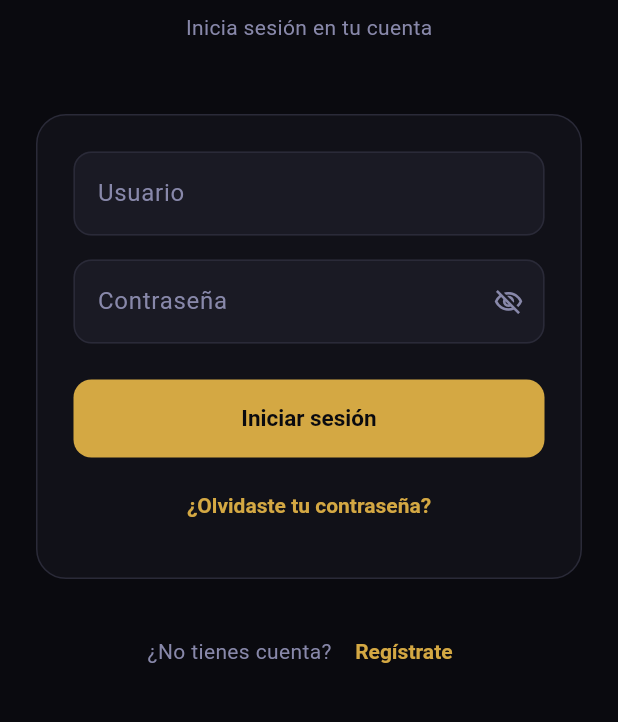
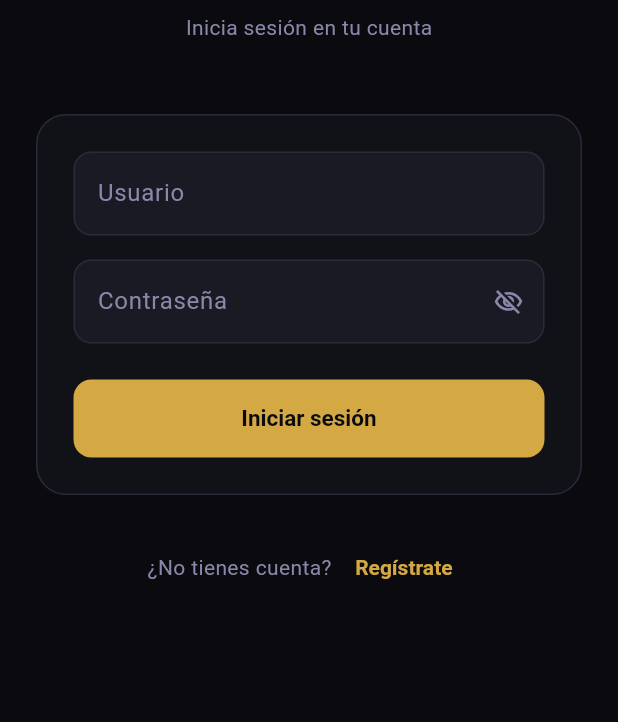
Before and after one commit to SA-1078/programacion_4_manana_colimba, a Flutter app: the screen it shows after launch, on a phone screen of 412 x 824 dp, the part 198-920 px from its top. Run offline on Flutter 3.47's test engine with Material 3 defaults, Android fonts, the phone set to English and light mode, and no system bars; our stand-ins replace cached_network_image, dio, flutter_dotenv, flutter_riverpod, flutter_secure_storage, go_router and 1 more; network calls fail.

```diff
--- a/Modulo_3/flutter/flutter_shop_app/lib/presentation/screens/auth/login_screen.dart
+++ b/Modulo_3/flutter/flutter_shop_app/lib/presentation/screens/auth/login_screen.dart
@@ -137,13 +137,6 @@ class _LoginScreenState extends ConsumerState<LoginScreen> {
                         onPressed: _submit,
                         isLoading: isLoading,
                       ),
-                      const SizedBox(height: 8),
-                      Center(
-                        child: TextButton(
-                          onPressed: () => context.push('/forgot-password'),
-                          child:     const Text('¿Olvidaste tu contraseña?'),
-                        ),
-                      ),
                     ],
                   ),
                 ),
```
